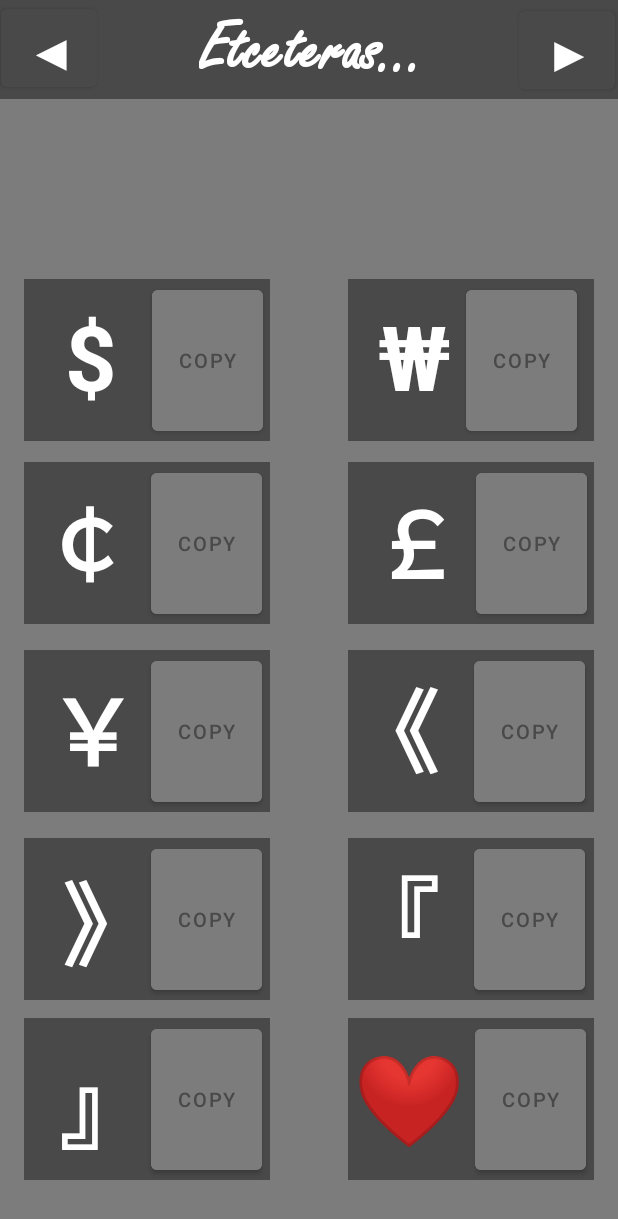
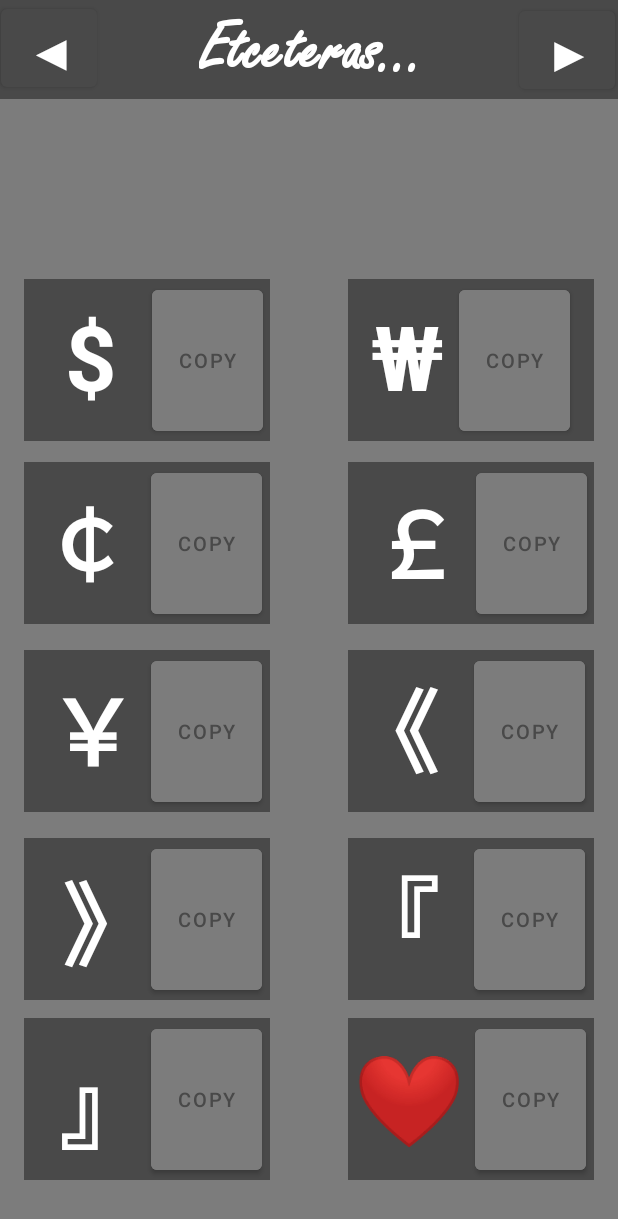
Before and after one commit to lhwdev2008/Unicopy, an Android app: the CopyActivity5 screen opened directly, with no data from a screen before it, on a phone screen of 412 x 824 dp. Shown: the top 1219 px of the screen. Run offline under Robolectric (Android 15) with nearby library versions, the phone set to English and light mode, and no system bars.

Commit message:
Final Commit Test Finished 202110127

```diff
--- a/app/src/main/res/layout/activity_copy5.xml
+++ b/app/src/main/res/layout/activity_copy5.xml
@@ -126,7 +126,7 @@
             android:id="@+id/tvCategory2"
             android:layout_width="wrap_content"
             android:layout_height="wrap_content"
-            android:layout_marginStart="20dp"
+            android:layout_marginStart="15dp"
             android:layout_marginTop="11dp"
             android:layout_marginEnd="27dp"
             android:layout_marginBottom="17dp"
```
